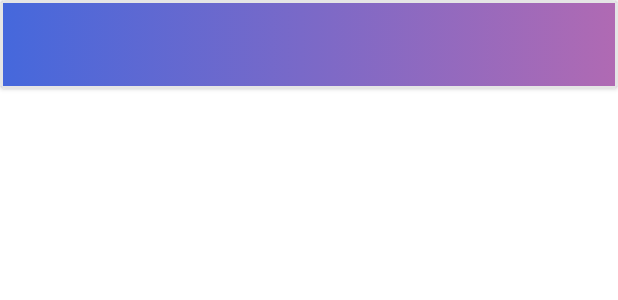
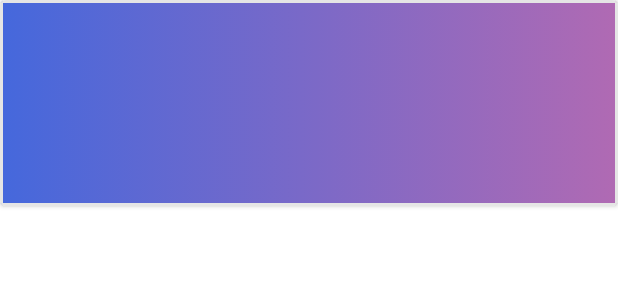
Before and after one commit to SandSTechnology/SmartScheduler-------Admin, an Android app: the layout recycler_item_room.xml on its own in the app's theme, with its tools: preview values and no code run, on a phone screen of 412 x 824 dp. Shown: the top 300 px of the screen. Run offline under Robolectric (Android 15) with nearby library versions, the phone set to English and light mode, and no system bars.

Commit message:
Room Model Updated

```diff
--- a/app/src/main/java/com/smartscheduler_admin/adapter_recycler_view/AdapterAllRooms.java
+++ b/app/src/main/java/com/smartscheduler_admin/adapter_recycler_view/AdapterAllRooms.java
@@ -46,13 +46,13 @@ public class AdapterAllRooms extends RecyclerView.Adapter<AdapterAllRooms.MyHold
             holder.room.setText("" .concat("Room No: " + model.getROOM()));
 
         if (model.getROOM_TYPE()!=null && !model.getROOM_TYPE().equals(""))
-            holder.roomType.setText(model.getROOM_TYPE());
+            holder.roomType.setText("Room type : " + model.getROOM_TYPE());
 
         if (model.getBLOCK_NUM()!=null && !model.getBLOCK_NUM().equals(""))
-            holder.BlockNum.setText(model.getBLOCK_NUM());
+            holder.BlockNum.setText("Block Num : " +model.getBLOCK_NUM());
 
         if (model.getFLOOR_NUM()!=null && !model.getFLOOR_NUM().equals(""))
-            holder.FloorNum.setText(model.getFLOOR_NUM());
+            holder.FloorNum.setText("Floor Num : " +model.getFLOOR_NUM());
 
         holder.view.setOnClickListener(v -> {
             context.startActivity(new Intent(context, ViewEditableRoomActivity.class).putExtra("room",model));
--- a/app/src/main/java/com/smartscheduler_admin/algorithm/GenerateTimeTable.java
+++ b/app/src/main/java/com/smartscheduler_admin/algorithm/GenerateTimeTable.java
@@ -266,7 +266,7 @@ public class GenerateTimeTable {
                                         while (!isClassStudentsAvailable)
                                         {
                                             if (TimeSlotList.indexOf(CurrentTimeSlot) <= 5)
-                                            CurrentTimeSlot = TimeSlotList.get(TimeSlotList.indexOf(CurrentTimeSlot) + 1);
+                                                CurrentTimeSlot = TimeSlotList.get(TimeSlotList.indexOf(CurrentTimeSlot) + 1);
                                             else
                                                 break;
 
@@ -369,5 +369,9 @@ public class GenerateTimeTable {
 
     void Save(String ID, String DAY, String timeSLOT, String COURSE, String FACULTY, String ROOM, String SEMESTER, String CREDIT_HOUR, String DEPARTMENT) {
         SchedulesList.add(new ScheduleModel(ID, DAY, timeSLOT, COURSE, FACULTY, ROOM, SEMESTER, CREDIT_HOUR, DEPARTMENT));
+
+        Log.i("Timetable","ID " + ID + " DAY " + DAY + " Timeslot " + timeSLOT + " COURSE " + COURSE
+                + " FACULTY " + FACULTY + " ROOM " + ROOM + " SEMESTER " +
+                SEMESTER + " CREDIT_HOUR " + CREDIT_HOUR + " DEPARTMENT " + DEPARTMENT);
     }
 }
--- a/app/src/main/res/layout/recycler_item_room.xml
+++ b/app/src/main/res/layout/recycler_item_room.xml
@@ -4,15 +4,13 @@
     android:id="@+id/card_view"
     android:layout_width="match_parent"
     android:layout_height="wrap_content"
-    android:paddingLeft="5dp"
-    android:paddingRight="5dp"
     card_view:cardCornerRadius="4dp">
 
-    <RelativeLayout
+    <LinearLayout
         android:layout_width="match_parent"
         android:layout_height="wrap_content"
         android:background="@drawable/item_background"
-        android:orientation="horizontal"
+        android:orientation="vertical"
         android:padding="10dp">
 
         <TextView
@@ -21,7 +19,6 @@
             android:layout_height="wrap_content"
             android:layout_alignParentStart="true"
             android:layout_marginStart="35dp"
-            android:layout_marginTop="10dp"
             android:text=""
             android:textAppearance="?android:attr/textAppearanceLarge"
             android:textColor="@color/white" />
@@ -32,7 +29,6 @@
             android:layout_height="wrap_content"
             android:layout_alignStart="@+id/roomNumber"
             android:layout_marginStart="35dp"
-            android:layout_marginTop="10dp"
             android:text=""
             android:textAppearance="?android:attr/textAppearanceLarge"
             android:textColor="@color/white" />
@@ -43,7 +39,6 @@
             android:layout_height="wrap_content"
             android:layout_alignStart="@+id/BlockNumber"
             android:layout_marginStart="35dp"
-            android:layout_marginTop="10dp"
             android:text=""
             android:textAppearance="?android:attr/textAppearanceLarge"
             android:textColor="@color/white" />
@@ -53,12 +48,10 @@
             android:layout_width="wrap_content"
             android:layout_height="wrap_content"
             android:layout_alignParentEnd="true"
-            android:layout_marginStart="25dp"
-            android:layout_marginTop="10dp"
-            android:layout_marginEnd="10dp"
+            android:layout_marginStart="35dp"
             android:text=""
             android:textAppearance="?android:attr/textAppearanceLarge"
             android:textColor="@color/white" />
 
-    </RelativeLayout>
+    </LinearLayout>
 </androidx.cardview.widget.CardView>
```
